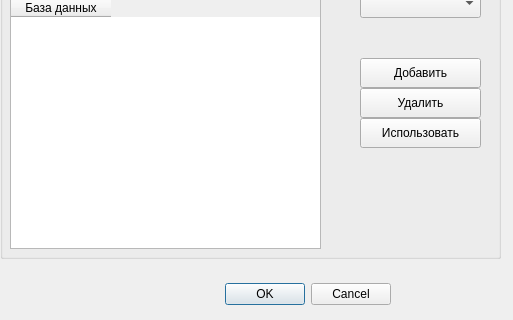
This is m_cfg/dbform.ui in xXRadioHeadXx/start7 as Qt 5 draws it before an edit; both pictures show x 0 to 513 and y 322 to 642 of the 513 by 642 pixel window. The edited form follows.
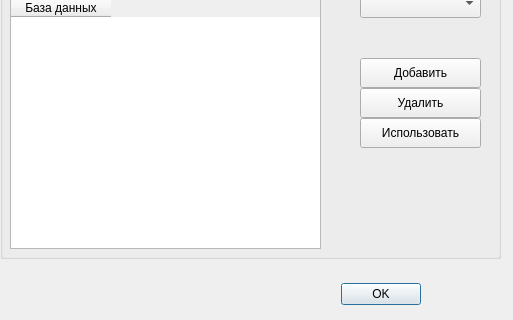
This is the edited form.

Patch:
```diff
--- a/m_cfg/dbform.ui
+++ b/m_cfg/dbform.ui
@@ -16,7 +16,7 @@
   <widget class="QDialogButtonBox" name="buttonBox">
    <property name="geometry">
     <rect>
-     <x>50</x>
+     <x>80</x>
      <y>600</y>
      <width>341</width>
      <height>32</height>
@@ -26,7 +26,10 @@
     <enum>Qt::Horizontal</enum>
    </property>
    <property name="standardButtons">
-    <set>QDialogButtonBox::Cancel|QDialogButtonBox::Ok</set>
+    <set>QDialogButtonBox::Ok</set>
+   </property>
+   <property name="centerButtons">
+    <bool>false</bool>
    </property>
   </widget>
   <widget class="QGroupBox" name="groupBox">
```
Left out of the diff: 2 changed lines with no effect on the pictures.
